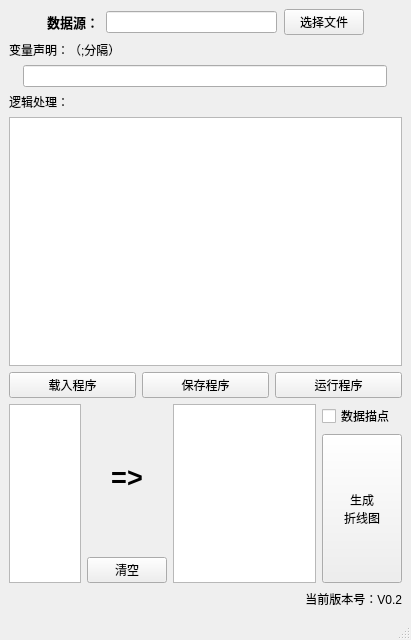
Above: data_show/mainview.ui from yourback/Data_Process_Show before the change. Below: the same form after it.
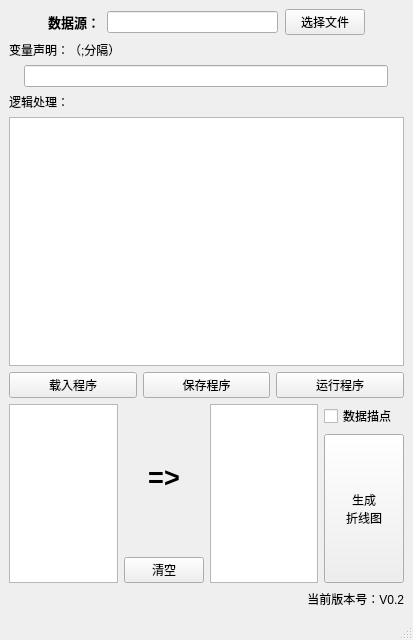
That is the form after the change. Custom widgets are drawn as their Qt base class.

What changed in the file:
```diff
--- a/data_show/mainview.ui
+++ b/data_show/mainview.ui
@@ -6,7 +6,7 @@
    <rect>
     <x>0</x>
     <y>0</y>
-    <width>411</width>
+    <width>413</width>
     <height>640</height>
    </rect>
   </property>
@@ -176,7 +176,7 @@
      </layout>
     </item>
     <item>
-     <layout class="QHBoxLayout" name="layout_varchoose" stretch="1,1,2,0">
+     <layout class="QHBoxLayout" name="layout_varchoose" stretch="2,1,2,1">
       <item>
        <widget class="QListWidget" name="varslist"/>
       </item>
```
Left out of the diff: 2 changed lines with no effect on the pictures.
